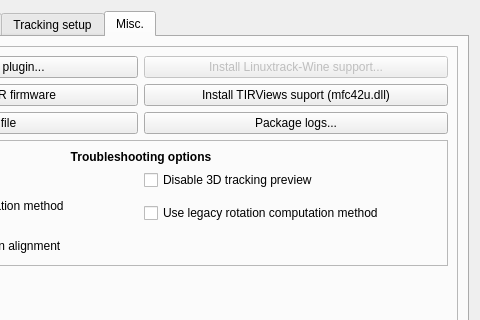
First picture: the form in src/qt_gui/ltr.ui, repository mavak/linux-track, before the edit; both pictures show x 198 to 678 and y 0 to 320 of the 678 by 425 pixel window.
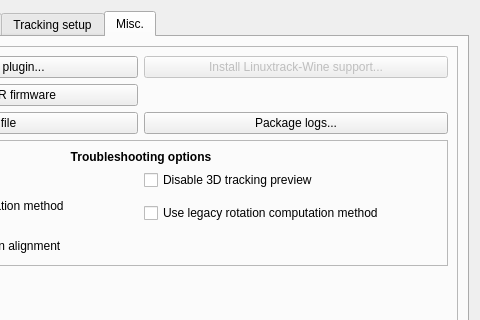
Second picture: the form after the edit. The open tabs and pages were chosen to show the change. Icons and pictures are not drawn.

Commit message: Ensured TrackIR firmware and mfc42u extractor dialogues   won't stay open when quitting ltr_gui. Removed button for mfc42u extraction - naturally it   follows TrackIR firmware extraction. Mfc extractor has the extract from unpacked button   disabled right from the start. Improving and consolidating linuxtrack-wine documentation.

What changed in the file:
```diff
--- a/src/qt_gui/ltr.ui
+++ b/src/qt_gui/ltr.ui
@@ -168,13 +168,6 @@
               </property>
              </widget>
             </item>
-            <item row="1" column="1">
-             <widget class="QPushButton" name="TIRViewsButton">
-              <property name="text">
-               <string>Install TIRViews suport (mfc42u.dll)</string>
-              </property>
-             </widget>
-            </item>
            </layout>
           </item>
           <item>
```
The commit also changes 7 other files.
